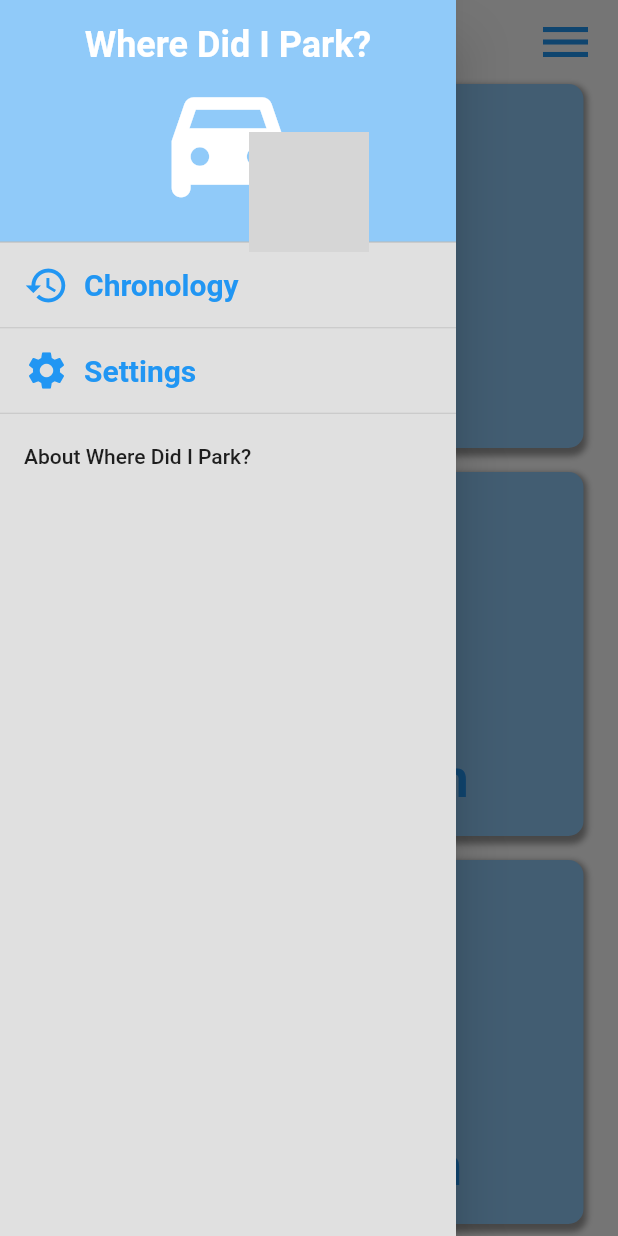
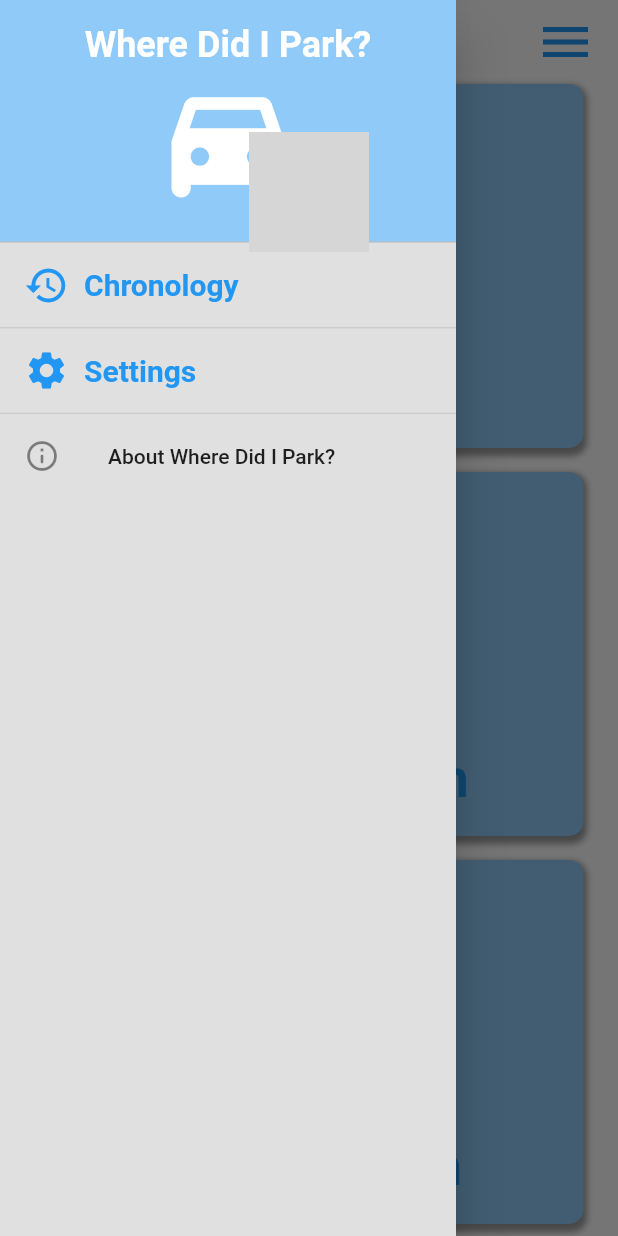
Before and after one commit to GeorgopoulosGiannis/where_i_park, a Flutter app: the screen it shows after launch, with the side drawer open, on a phone screen of 412 x 824 dp. Run offline on Flutter 3.47's test engine with Material 2 defaults, Android fonts, the phone set to English and light mode, and no system bars; drawn by our look-alikes of rive; our stand-ins replace bloc, either_dart, equatable, flutter_bloc, flutter_local_notifications, geocoding and 9 more; missing offline and left inert: app_settings, bluetooth_events, maps_launcher; grey boxes are pictures that could not be loaded.

```diff
--- a/lib/features/chronology/presentation/bloc/chronology_bloc.dart
+++ b/lib/features/chronology/presentation/bloc/chronology_bloc.dart
@@ -28,6 +28,8 @@ class ChronologyBloc extends Bloc<ChronologyEvent, ChronologyState> {
     Emitter<ChronologyState> emit,
   ) async {
     final locations = await getAllLocations();
-    emit(Loaded(locations));
+    emit(
+      locations.isEmpty ? Empty() : Loaded(locations.reversed.toList()),
+    );
   }
 }
--- a/lib/features/chronology/presentation/bloc/chronology_state.dart
+++ b/lib/features/chronology/presentation/bloc/chronology_state.dart
@@ -9,6 +9,8 @@ abstract class ChronologyState extends Equatable {
 
 class Loading extends ChronologyState {}
 
+class Empty extends ChronologyState {}
+
 class Loaded extends ChronologyState {
   final List<CarLocation> locations;
 
--- a/lib/features/home/presentation/widgets/home_drawer.dart
+++ b/lib/features/drawer/presentation/widgets/home_drawer.dart
@@ -4,7 +4,6 @@ import 'package:where_i_park/features/chronology/presentation/pages/chronology_s
 
 import 'drawer_header.dart';
 import 'drawer_list_tile.dart';
-import 'privacy_policy.dart';
 
 class HomeDrawer extends StatelessWidget {
   const HomeDrawer({Key? key}) : super(key: key);
@@ -54,6 +53,9 @@ class HomeDrawer extends StatelessWidget {
                 'All rights reserved.\n\u{a9}  2021 Ioannis Georgopoulos',
             applicationName: 'Where Did I Park?',
             applicationVersion: '1.0.0',
+            icon: const Icon(
+              Icons.info_outline_rounded,
+            ),
             applicationIcon: Icon(
               Icons.directions_car_filled_rounded,
               color: Theme.of(context).colorScheme.primary,
--- a/lib/features/find_car/presentation/pages/find_car_screen.dart
+++ b/lib/features/find_car/presentation/pages/find_car_screen.dart
@@ -74,7 +74,7 @@ class _FindCarScreenState extends State<FindCarScreen> {
                     if (state.location != null)
                       Flexible(
                         child: MapLocationCard(
-                          location: state.location,
+                          location: state.location!,
                         ),
                       ),
                   ],
--- a/lib/features/home/presentation/home_screen.dart
+++ b/lib/features/home/presentation/home_screen.dart
@@ -8,11 +8,12 @@ import 'package:where_i_park/core/presentation/widgets/dialogs.dart';
 import 'package:where_i_park/features/add_device/presentation/pages/add_device_screen.dart';
 
 import 'package:where_i_park/features/find_car/presentation/pages/find_car_screen.dart';
-import 'package:where_i_park/features/home/presentation/widgets/home_drawer.dart';
+import 'package:where_i_park/features/drawer/presentation/widgets/home_drawer.dart';
 import 'package:where_i_park/features/home/presentation/widgets/home_item.dart';
 import 'package:where_i_park/services/notification_manager.dart';
 
 import 'bloc/home_bloc.dart';
+import 'widgets/menu_button.dart';
 
 const verticalPadding = 0.0;
 const horizontalPadding = 15.0;
@@ -75,20 +76,9 @@ class _HomeScreenState extends State<HomeScreen> {
           children: [
             Align(
               alignment: Alignment.centerRight,
-              child: Padding(
-                  padding: const EdgeInsets.only(
-                    right: 15.0,
-                  ),
-                  child: IconButton(
-                    onPressed: () {
-                      _scaffoldKey.currentState?.openDrawer();
-                    },
-                    icon: Icon(
-                      Icons.menu,
-                      color: theme.colorScheme.primaryVariant,
-                      size: 40,
-                    ),
-                  )),
+              child: MenuButton(
+                onTap: () => _scaffoldKey.currentState?.openDrawer,
+              ),
             ),
             Expanded(
               child: Padding(
--- /dev/null
+++ b/lib/features/home/presentation/widgets/menu_button.dart
@@ -0,0 +1,24 @@
+import 'package:flutter/material.dart';
+
+class MenuButton extends StatelessWidget {
+  final VoidCallback onTap;
+  const MenuButton({Key? key, required this.onTap}) : super(key: key);
+
+  @override
+  Widget build(BuildContext context) {
+    final theme = Theme.of(context);
+    return Padding(
+      padding: const EdgeInsets.only(
+        right: 15.0,
+      ),
+      child: IconButton(
+        onPressed: onTap,
+        icon: Icon(
+          Icons.menu,
+          color: theme.colorScheme.primaryVariant,
+          size: 40,
+        ),
+      ),
+    );
+  }
+}
--- a/pubspec.yaml
+++ b/pubspec.yaml
@@ -48,6 +48,7 @@ dependencies:
   visibility_detector: ^0.2.2
   rive: ^0.7.33
   rxdart: ^0.27.3
+  share_plus: ^3.0.4
   bluetooth_events:
     git:
       url: git://github.com/GeorgopoulosGiannis/bluetooth_events.git
```
Also changed, not shown: lib/features/chronology/presentation/pages/chronology_screen.dart (+17 -3 lines), lib/features/find_car/presentation/widgets/card_actions_button.dart (added, +58 -0 lines), lib/features/find_car/presentation/widgets/find_car_map.dart (+14 -6 lines), lib/features/find_car/presentation/widgets/map_location_card.dart (+21 -6 lines), lib/services/location_manager.dart (+4 -4 lines), lib/features/drawer/presentation/widgets/drawer_header.dart (renamed from lib/features/home/presentation/widgets/drawer_header.dart), lib/features/drawer/presentation/widgets/drawer_list_tile.dart (renamed from lib/features/home/presentation/widgets/drawer_list_tile.dart), lib/features/drawer/presentation/widgets/privacy_policy.dart (renamed from lib/features/home/presentation/widgets/privacy_policy.dart), pubspec.lock.
